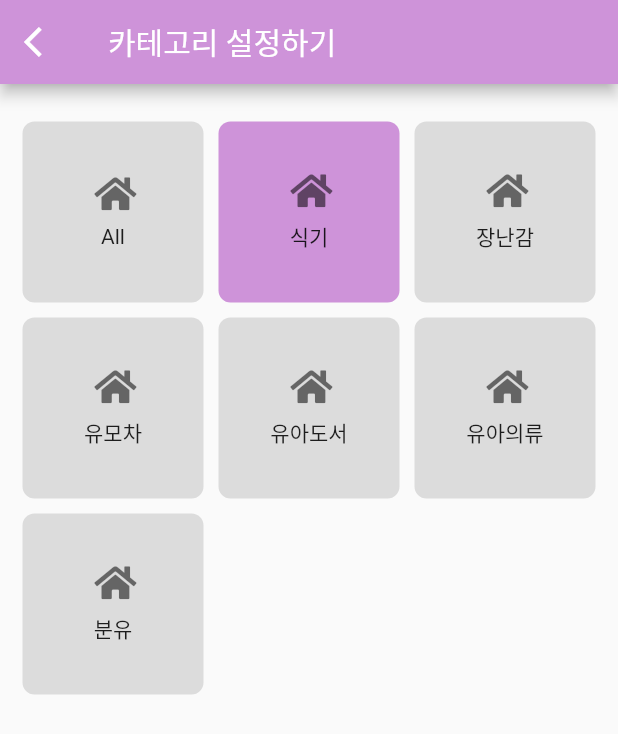
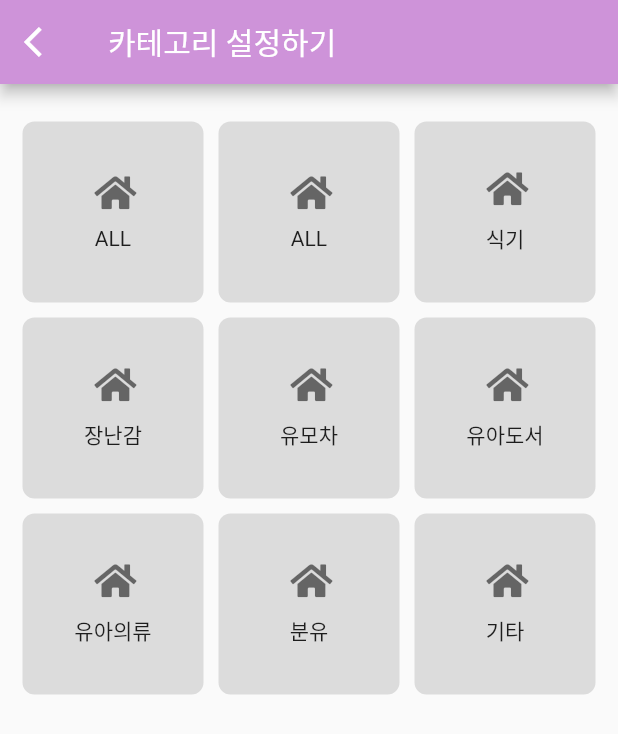
Before and after one commit to schooldevops/flutter-moms-get-used, a Flutter app: the CategoryScreen screen opened by its route, on a phone screen of 412 x 824 dp. Shown: the top 734 px of the screen. Run offline on Flutter 3.47's test engine with Material 2 defaults, Android fonts, the phone set to English and light mode, and no system bars; our stand-ins replace font_awesome_flutter, image_picker; missing offline and left inert: flutter_card_swipper; network calls fail.

Commit message:
add category

```diff
--- a/lib/components/Dropdown.dart
+++ b/lib/components/Dropdown.dart
@@ -7,12 +7,14 @@ class Dropdown extends StatefulWidget {
   List<String> items;
   bool isBold;
   bool isDefaultFont;
+  bool isExpanded;
 
   Dropdown({
     required this.defaultValue,
     required this.items,
     this.isBold = true,
     this.isDefaultFont = false,
+    this.isExpanded = true,
   });
 
   @override
@@ -23,7 +25,7 @@ class _DropdownState extends State<Dropdown> {
   @override
   Widget build(BuildContext context) {
     return DropdownButton<String>(
-      isExpanded: true,
+      isExpanded: this.widget.isExpanded,
       value: this.widget.defaultValue,
       icon: const Icon(Icons.keyboard_arrow_down_sharp),
       iconSize: 24,
--- a/lib/cosnts/Categories.dart
+++ b/lib/cosnts/Categories.dart
@@ -1,8 +1,10 @@
-class Categories {
-  static const CATEGORIES = {
-    'TOY': '장난감',
-    'BOOKS': '아동서적',
-    'DISH': '아이식기',
-    'CLOTH': '의류',
-  };
-}
+const kCategories = {
+  'ALL': 'ALL',
+  'DISH': '식기',
+  'TOY': '장난감',
+  'STROLLER': '유모차',
+  'BOOKS': '유아도서',
+  'CLOTH': '유아의류',
+  'MEAL': '분유',
+  'ETC': '기타',
+};
--- a/lib/screens/CategoryScreen.dart
+++ b/lib/screens/CategoryScreen.dart
@@ -1,12 +1,22 @@
 import 'package:flutter/material.dart';
 import 'package:font_awesome_flutter/font_awesome_flutter.dart';
+import 'package:moms_get_used/cosnts/Categories.dart';
 import 'package:moms_get_used/cosnts/ColorsConstants.dart';
 import 'package:moms_get_used/models/UserInfo.dart';
 import 'package:provider/provider.dart';
 
 // ignore: must_be_immutable
 class CategoryScreen extends StatelessWidget {
-  List<String> categories = ['식기', '장난감', '유모차', '유아도서', '유아의류', '분유'];
+  List<String> categories = [
+    'ALL',
+    'DISH',
+    'TOY',
+    'STROLLER',
+    'BOOKS',
+    'CLOTH',
+    'MEAL',
+    'ETC'
+  ];
 
   @override
   Widget build(BuildContext context) {
@@ -33,7 +43,7 @@ class CategoryScreen extends StatelessWidget {
                 mainAxisSpacing: 10,
                 crossAxisSpacing: 10,
                 children: [
-                  categoryItems(context, 'All', 'All' == userInfo.category),
+                  categoryItems(context, 'ALL', 'ALL' == userInfo.category),
                   ...categories.map((item) => categoryItems(
                       context, '$item', '$item' == userInfo.category))
                 ],
@@ -64,9 +74,9 @@ class CategoryScreen extends StatelessWidget {
                   color: Colors.black54,
                 ),
                 SizedBox(
-                  height: 8,
+                  height: 10,
                 ),
-                Center(child: Text('$title')),
+                Center(child: Text('${kCategories[title]}')),
               ],
             ),
           ),
```
Also changed, not shown: lib/components/BasicItemListView.dart (+14 -1 lines), lib/cosnts/Constants.dart (added, +14 -0 lines), lib/screens/AddProductScreen.dart (+65 -6 lines).
